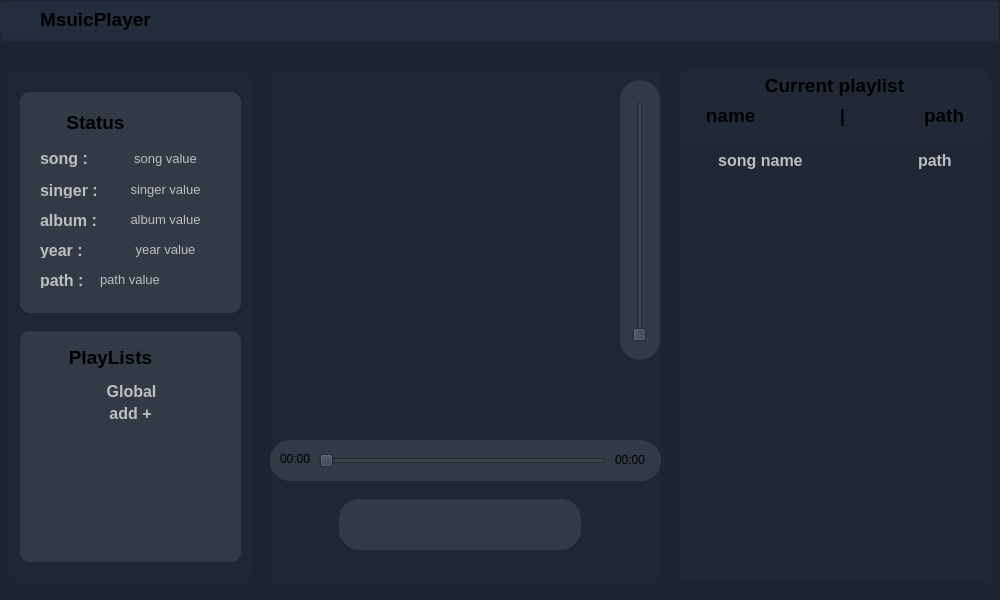
First picture: the form in ui/MusicPlayer.ui, repository woozyh/mp, before the edit.
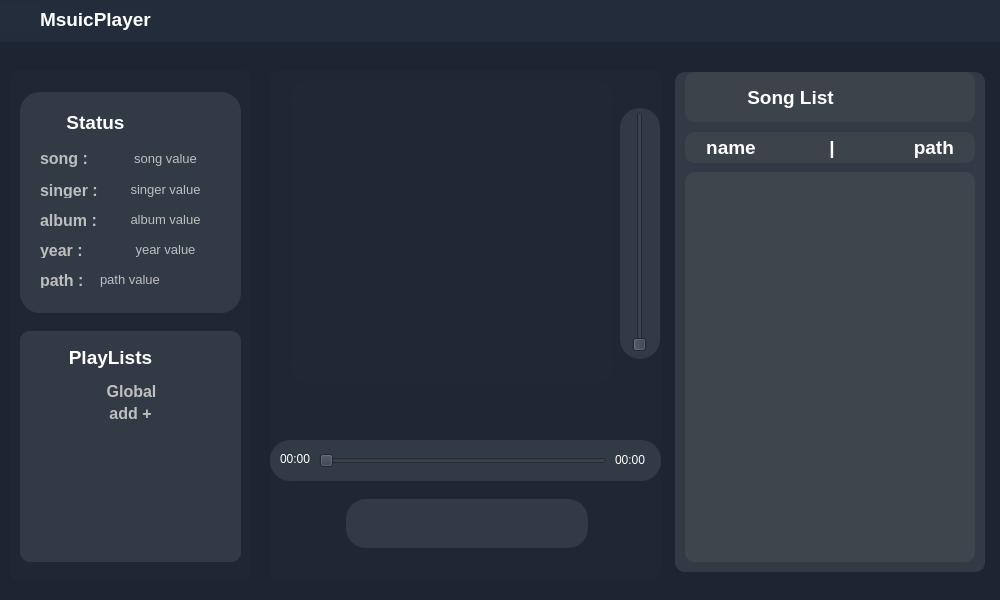
Second picture: the form after the edit. Icons and pictures are not drawn.

Commit message: the statusFrame style bug fixed on MusiPlayer.ui and MusicPlayerUi.py added.

The edit to the form file:
```diff
--- a/ui/MusicPlayer.ui
+++ b/ui/MusicPlayer.ui
@@ -77,7 +77,7 @@
 </string>
     </property>
     <property name="frameShape">
-     <enum>QFrame::Shape::StyledPanel</enum>
+     <enum>QFrame::Shape::NoFrame</enum>
     </property>
     <property name="frameShadow">
      <enum>QFrame::Shadow::Raised</enum>
@@ -113,6 +113,9 @@
        <bold>true</bold>
       </font>
      </property>
+     <property name="styleSheet">
+      <string notr="true">color: white;</string>
+     </property>
      <property name="text">
       <string>MsuicPlayer</string>
      </property>
@@ -155,7 +158,7 @@
      <property name="geometry">
       <rect>
        <x>930</x>
-       <y>3</y>
+       <y>4</y>
        <width>31</width>
        <height>31</height>
       </rect>
@@ -164,6 +167,7 @@
       <string notr="true">QPushButton
 {
 	border-style: insert;
+	border-radius: 10px;
 	background-color: rgba(35, 45, 70, 0);
 }
 
@@ -213,7 +217,7 @@
      </property>
      <property name="styleSheet">
       <string notr="true">background-color: rgb(50, 58, 69);
-border-raduis: 20px;</string>
+border-radius: 20px;</string>
      </property>
      <property name="frameShape">
       <enum>QFrame::Shape::StyledPanel</enum>
@@ -260,7 +264,8 @@
        </font>
       </property>
       <property name="styleSheet">
-       <string notr="true">background-color: rgba(255,255, 255, 0);</string>
+       <string notr="true">color: white;
+background-color: rgba(255,255, 255, 0);</string>
       </property>
       <property name="text">
        <string>Status</string>
@@ -598,7 +603,8 @@
        </font>
       </property>
       <property name="styleSheet">
-       <string notr="true">background-color: rgba(255,255, 255, 0);</string>
+       <string notr="true">color: white;
+background-color: rgba(255,255, 255, 0);</string>
       </property>
       <property name="text">
        <string>PlayLists</string>
@@ -723,10 +729,10 @@
     <widget class="QFrame" name="controllerFrame">
      <property name="geometry">
       <rect>
-       <x>69</x>
+       <x>76</x>
        <y>429</y>
        <width>242</width>
-       <height>51</height>
+       <height>49</height>
       </rect>
      </property>
      <property name="styleSheet">
@@ -784,6 +790,9 @@
        <iconset resource="resources.qrc">
         <normaloff>:/icons/icons/play-random.png</normaloff>:/icons/icons/play-random.png</iconset>
       </property>
+      <property name="checkable">
+       <bool>true</bool>
+      </property>
      </widget>
      <widget class="QPushButton" name="previousButton">
       <property name="geometry">
@@ -1014,6 +1023,9 @@
        <iconset resource="resources.qrc">
         <normaloff>:/icons/icons/loop-one.png</normaloff>:/icons/icons/loop-one.png</iconset>
       </property>
+      <property name="checkable">
+       <bool>true</bool>
+      </property>
      </widget>
     </widget>
     <widget class="QFrame" name="timeLineFrmae">
@@ -1057,6 +1069,10 @@
         <height>16</height>
        </rect>
       </property>
+      <property name="styleSheet">
+       <string notr="true">color: white;
+</string>
+      </property>
       <property name="text">
        <string>00:00</string>
       </property>
@@ -1070,6 +1086,9 @@
         <height>16</height>
        </rect>
       </property>
+      <property name="styleSheet">
+       <string notr="true">color: white;</string>
+      </property>
       <property name="text">
        <string>00:00</string>
       </property>
@@ -1079,9 +1098,9 @@
      <property name="geometry">
       <rect>
        <x>350</x>
-       <y>10</y>
+       <y>38</y>
        <width>40</width>
-       <height>280</height>
+       <height>251</height>
       </rect>
      </property>
      <property name="styleSheet">
@@ -1098,7 +1117,7 @@
       <property name="geometry">
        <rect>
         <x>11</x>
-        <y>22</y>
+        <y>4</y>
         <width>17</width>
         <height>240</height>
        </rect>
@@ -1111,8 +1130,8 @@
     <widget class="QPushButton" name="addToFavoriteButton">
      <property name="geometry">
       <rect>
-       <x>170</x>
-       <y>318</y>
+       <x>190</x>
+       <y>315</y>
        <width>30</width>
        <height>30</height>
       </rect>
@@ -1154,8 +1173,8 @@
     <widget class="QPushButton" name="addToPlayList">
      <property name="geometry">
       <rect>
-       <x>315</x>
-       <y>317</y>
+       <x>150</x>
+       <y>315</y>
        <width>30</width>
        <height>30</height>
       </rect>
@@ -1196,107 +1215,231 @@
        <normaloff>:/icons/icons/add-round-grey-icon.png</normaloff>:/icons/icons/add-round-grey-icon.png</iconset>
      </property>
     </widget>
+    <widget class="QPushButton" name="addToPlayList_2">
+     <property name="geometry">
+      <rect>
+       <x>356</x>
+       <y>291</y>
+       <width>30</width>
+       <height>30</height>
+      </rect>
+     </property>
+     <property name="minimumSize">
+      <size>
+       <width>30</width>
+       <height>30</height>
+      </size>
+     </property>
+     <property name="maximumSize">
+      <size>
+       <width>30</width>
+       <height>30</height>
+      </size>
+     </property>
+     <property name="cursor">
+      <cursorShape>PointingHandCursor</cursorShape>
+     </property>
+     <property name="styleSheet">
+      <string notr="true">QPushButton
+{
+	color: rgba(200, 200, 200, 240);
+	border-style: insert;
+	background-color: rgba(35, 45, 70, 0);
+}
+
+QPushButton:hover:!pressed
+{
+	color: rgba(255, 255, 255, 200);
+	border: insert lightgray;
+  	background-color: rgba(140, 140, 140, 100);
+}
+</string>
+     </property>
+     <property name="text">
+      <string/>
+     </property>
+     <property name="icon">
+      <iconset resource="resources.qrc">
+       <normaloff>:/icons/icons/volume-silent-white-icon.png</normaloff>:/icons/icons/volume-silent-white-icon.png</iconset>
+     </property>
+    </widget>
+    <widget class="QPushButton" name="addToPlayList_3">
+     <property name="geometry">
+      <rect>
+       <x>355</x>
+       <y>6</y>
+       <width>30</width>
+       <height>30</height>
+      </rect>
+     </property>
+     <property name="minimumSize">
+      <size>
+       <width>30</width>
+       <height>30</height>
+      </size>
+     </property>
+     <property name="maximumSize">
+      <size>
+       <width>30</width>
+       <height>30</height>
+      </size>
+     </property>
+     <property name="cursor">
+      <cursorShape>PointingHandCursor</cursorShape>
+     </property>
+     <property name="styleSheet">
+      <string notr="true">QPushButton
+{
+	color: rgba(200, 200, 200, 240);
+	border-style: insert;
+	background-color: rgba(35, 45, 70, 0);
+}
+
+QPushButton:hover:!pressed
+{
+	color: rgba(255, 255, 255, 200);
+	border: insert lightgray;
+  	background-color: rgba(140, 140, 140, 100);
+}
+</string>
+     </property>
+     <property name="text">
+      <string/>
+     </property>
+     <property name="icon">
+      <iconset resource="resources.qrc">
+       <normaloff>:/icons/icons/volume-medium-white-icon.png</normaloff>:/icons/icons/volume-medium-white-icon.png</iconset>
+     </property>
+    </widget>
    </widget>
-   <widget class="QStackedWidget" name="stackedWidget">
+   <widget class="QFrame" name="currentPlayListFrame">
     <property name="geometry">
      <rect>
-      <x>680</x>
-      <y>70</y>
-      <width>311</width>
+      <x>670</x>
+      <y>69</y>
+      <width>321</width>
       <height>511</height>
      </rect>
     </property>
     <property name="styleSheet">
-     <string notr="true">background-color: rgba(35, 45, 60, 70);
-border-radius: 10px;</string>
+     <string notr="true">border-radius: 10px;</string>
     </property>
-    <property name="currentIndex">
-     <number>0</number>
+    <property name="frameShape">
+     <enum>QFrame::Shape::StyledPanel</enum>
     </property>
-    <widget class="QWidget" name="currentPlayList">
-     <widget class="QFrame" name="page_1_Title">
+    <property name="frameShadow">
+     <enum>QFrame::Shadow::Raised</enum>
+    </property>
+    <widget class="QFrame" name="currentPlayList">
+     <property name="geometry">
+      <rect>
+       <x>5</x>
+       <y>3</y>
+       <width>310</width>
+       <height>500</height>
+      </rect>
+     </property>
+     <property name="styleSheet">
+      <string notr="true">background-color: rgb(50, 58, 69);
+border-raduis: 20px;</string>
+     </property>
+     <property name="frameShape">
+      <enum>QFrame::Shape::StyledPanel</enum>
+     </property>
+     <property name="frameShadow">
+      <enum>QFrame::Shadow::Raised</enum>
+     </property>
+     <widget class="QFrame" name="currentPlayListNameFrame">
       <property name="geometry">
        <rect>
-        <x>0</x>
+        <x>10</x>
         <y>0</y>
-        <width>311</width>
-        <height>70</height>
+        <width>290</width>
+        <height>50</height>
        </rect>
       </property>
+      <property name="styleSheet">
+       <string notr="true">background-color: rgba(100, 100, 100, 50);
+border-raduis: 20px;</string>
+      </property>
       <property name="frameShape">
        <enum>QFrame::Shape::StyledPanel</enum>
       </property>
       <property name="frameShadow">
        <enum>QFrame::Shadow::Raised</enum>
       </property>
-      <widget class="QLabel" name="currentPlayListName">
+      <widget class="QPushButton" name="addToFavoriteButton_4">
        <property name="geometry">
         <rect>
-         <x>-1</x>
-         <y>0</y>
-         <width>311</width>
-         <height>31</height>
+         <x>240</x>
+         <y>10</y>
+         <width>30</width>
+         <height>30</height>
         </rect>
        </property>
-       <property name="font">
-        <font>
-         <pointsize>14</pointsize>
-         <bold>true</bold>
-        </font>
+       <property name="minimumSize">
+        <size>
+         <width>30</width>
+         <height>30</height>
+        </size>
        </property>
+       <property name="maximumSize">
+        <size>
+         <width>30</width>
+         <height>30</height>
+        </size>
+       </property>
+       <property name="cursor">
+        <cursorShape>PointingHandCursor</cursorShape>
+       </property>
        <property name="styleSheet">
-        <string notr="true">background-color: rgba(255,255, 255, 0);</string>
+        <string notr="true">QPushButton
+{
+	color: rgba(200, 200, 200, 240);
+	border-style: insert;
+	background-color: rgba(35, 45, 70, 0);
+}
+QPushButton:hover:!pressed
+{
+	border: insert lightgray;
+  	background-color: rgba(100, 10, 10, 255);
+}
+</string>
        </property>
        <property name="text">
-        <string>Current playlist</string>
+        <string/>
        </property>
-       <property name="alignment">
-        <set>Qt::AlignmentFlag::AlignCenter</set>
+       <property name="icon">
+        <iconset resource="resources.qrc">
+         <normaloff>:/icons/icons/remove.png</normaloff>:/icons/icons/remove.png</iconset>
        </property>
       </widget>
-      <widget class="QLabel" name="currentPlayListSongNameAndPath">
+      <widget class="QPushButton" name="addToPlayList_4">
        <property name="geometry">
         <rect>
-         <x>0</x>
-         <y>30</y>
-         <width>310</width>
-         <height>31</height>
+         <x>210</x>
+         <y>10</y>
+         <width>30</width>
+         <height>30</height>
         </rect>
        </property>
-       <property name="font">
-        <font>
-         <pointsize>14</pointsize>
-         <bold>true</bold>
-        </font>
+       <property name="minimumSize">
+        <size>
+         <width>30</width>
+         <height>30</height>
+        </size>
        </property>
-       <property name="styleSheet">
-        <string notr="true">background-color: rgba(255,255, 255, 0);</string>
+       <property name="maximumSize">
+        <size>
+         <width>30</width>
+         <height>30</height>
+        </size>
        </property>
-       <property name="text">
-        <string>name                |               path</string>
+       <property name="cursor">
+        <cursorShape>PointingHandCursor</cursorShape>
        </property>
-       <property name="alignment">
-        <set>Qt::AlignmentFlag::AlignCenter</set>
-       </property>
-      </widget>
-     </widget>
-     <widget class="QPushButton" name="songInfo">
-      <property name="geometry">
-       <rect>
-        <x>0</x>
-        <y>80</y>
-        <width>310</width>
-        <height>20</height>
-       </rect>
-      </property>
-      <property name="font">
-       <font>
-        <pointsize>12</pointsize>
-        <bold>true</bold>
-       </font>
-      </property>
-      <property name="styleSheet">
-       <string notr="true">QPushButton
+       <property name="styleSheet">
+        <string notr="true">QPushButton
 {
 	color: rgba(200, 200, 200, 240);
 	border-style: insert;
@@ -1309,10 +1452,124 @@
 	border: insert lightgray;
   	background-color: rgba(140, 140, 140, 70);
 }
+</string>
+       </property>
+       <property name="text">
+        <string/>
+       </property>
+       <property name="icon">
+        <iconset resource="resources.qrc">
+         <normaloff>:/icons/icons/addFromLocal.png</normaloff>:/icons/icons/addFromLocal.png</iconset>
+       </property>
+      </widget>
+      <widget class="QLabel" name="currentPlayListNameLabel">
+       <property name="geometry">
+        <rect>
+         <x>50</x>
+         <y>10</y>
+         <width>111</width>
+         <height>31</height>
+        </rect>
+       </property>
+       <property name="font">
+        <font>
+         <pointsize>14</pointsize>
+         <bold>true</bold>
+        </font>
+       </property>
+       <property name="styleSheet">
+        <string notr="true">color: white;
+background-color: rgba(255,255, 255, 0);</string>
+       </property>
+       <property name="text">
+        <string>Song List</string>
+       </property>
+       <property name="alignment">
+        <set>Qt::AlignmentFlag::AlignCenter</set>
+       </property>
+      </widget>
+      <widget class="QLabel" name="playListIcon_2">
+       <property name="geometry">
+        <rect>
+         <x>10</x>
+         <y>10</y>
+         <width>31</width>
+         <height>31</height>
+        </rect>
+       </property>
+       <property name="styleSheet">
+        <string notr="true">background-color: rgba(255, 255, 255, 0 );
+</string>
+       </property>
+       <property name="text">
+        <string/>
+       </property>
+       <property name="pixmap">
+        <pixmap resource="resources.qrc">:/icons/icons/music_list.png</pixmap>
+       </property>
+       <property name="scaledContents">
+        <bool>true</bool>
+       </property>
+      </widget>
+     </widget>
+     <widget class="QLabel" name="currentPlayListSongs">
+      <property name="geometry">
+       <rect>
+        <x>10</x>
+        <y>60</y>
+        <width>290</width>
+        <height>31</height>
+       </rect>
+      </property>
+      <property name="font">
+       <font>
+        <pointsize>14</pointsize>
+        <bold>true</bold>
+       </font>
+      </property>
+      <property name="styleSheet">
+       <string notr="true">color: white;
+border-raduis: 20px;
+background-color: rgba(100, 100, 100, 50);
 </string>
       </property>
       <property name="text">
-       <string>song name                          path</string>
+       <string>name              |               path</string>
+      </property>
+      <property name="alignment">
+       <set>Qt::AlignmentFlag::AlignCenter</set>
+      </property>
+     </widget>
+     <widget class="QListWidget" name="listWidget">
+      <property name="geometry">
+       <rect>
+        <x>10</x>
+        <y>100</y>
+        <width>290</width>
+        <height>390</height>
+       </rect>
+      </property>
+      <property name="font">
+       <font>
+        <pointsize>11</pointsize>
+       </font>
+      </property>
+      <property name="cursor" stdset="0">
+       <cursorShape>PointingHandCursor</cursorShape>
+      </property>
+      <property name="styleSheet">
+       <string notr="true">color: rgba(230, 230, 230, 220);
+padding: 5px;
+background-color: rgba(100, 100, 100, 70);
+selection-color: rgba(250, 250, 250, 240);
+selection-background-color: rgba(140, 140, 140, 70);
+</string>
+      </property>
+      <property name="verticalScrollBarPolicy">
+       <enum>Qt::ScrollBarPolicy::ScrollBarAlwaysOff</enum>
+      </property>
+      <property name="horizontalScrollBarPolicy">
+       <enum>Qt::ScrollBarPolicy::ScrollBarAlwaysOff</enum>
       </property>
      </widget>
     </widget>
```
Left out of the diff: 195 changed lines with no effect on the pictures. The commit also changes 1 other file.
